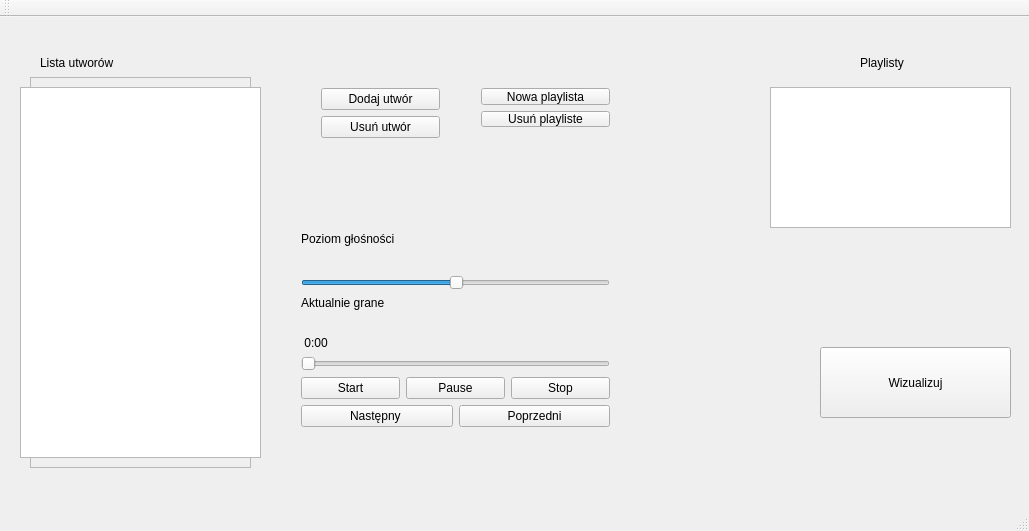
Qt form mp3_player/forms/mainwindow.ui (adam123600/mp3_player_QT) before a commit.
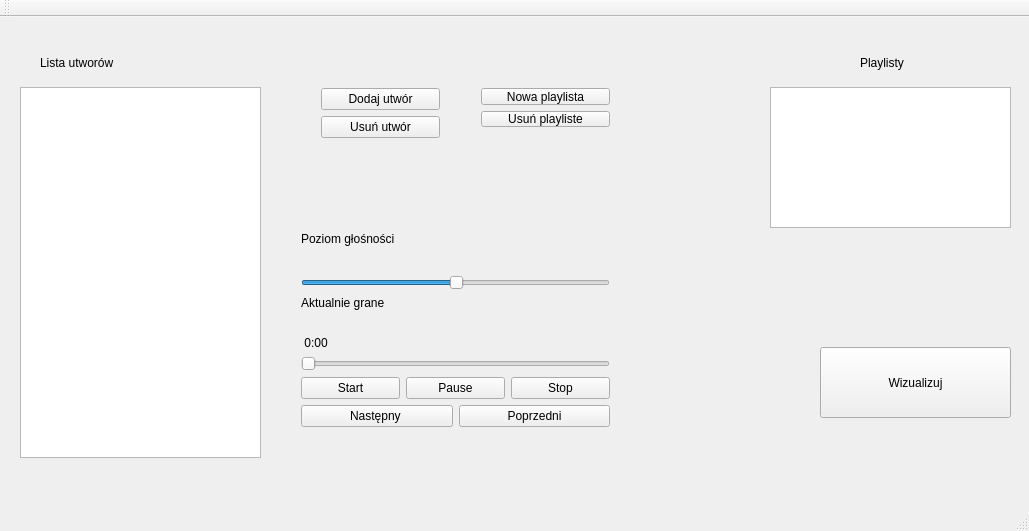
The same form after that commit.

What changed in the file:
```diff
--- a/mp3_player/forms/mainwindow.ui
+++ b/mp3_player/forms/mainwindow.ui
@@ -27,29 +27,6 @@
      <string>Lista utworów</string>
     </property>
    </widget>
-   <widget class="QScrollArea" name="scrollArea">
-    <property name="geometry">
-     <rect>
-      <x>30</x>
-      <y>60</y>
-      <width>221</width>
-      <height>391</height>
-     </rect>
-    </property>
-    <property name="widgetResizable">
-     <bool>true</bool>
-    </property>
-    <widget class="QWidget" name="scrollAreaWidgetContents">
-     <property name="geometry">
-      <rect>
-       <x>0</x>
-       <y>0</y>
-       <width>217</width>
-       <height>387</height>
-      </rect>
-     </property>
-    </widget>
-   </widget>
    <widget class="QWidget" name="layoutWidget">
     <property name="geometry">
      <rect>
```
Left out of the diff: 2 changed lines with no effect on the pictures.
